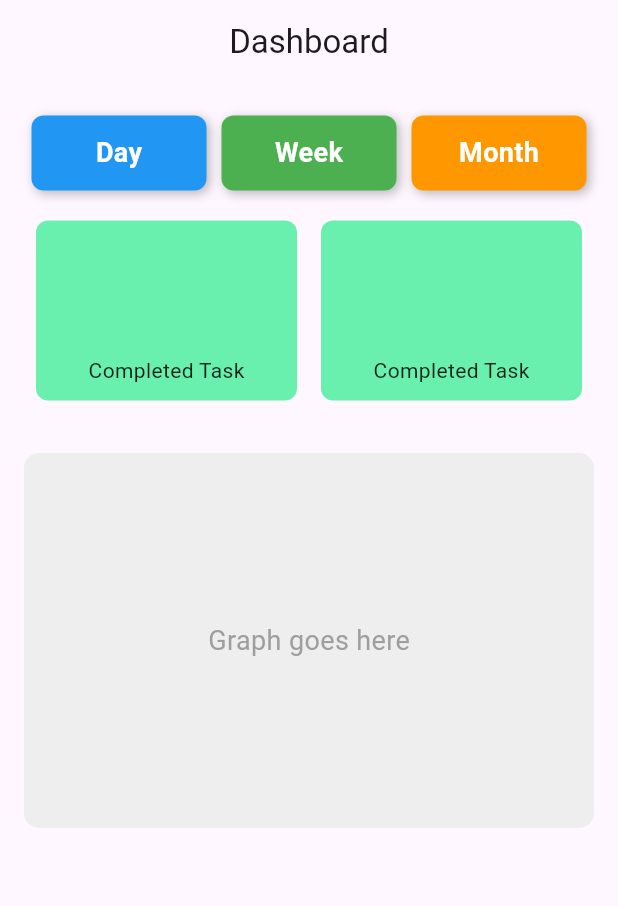
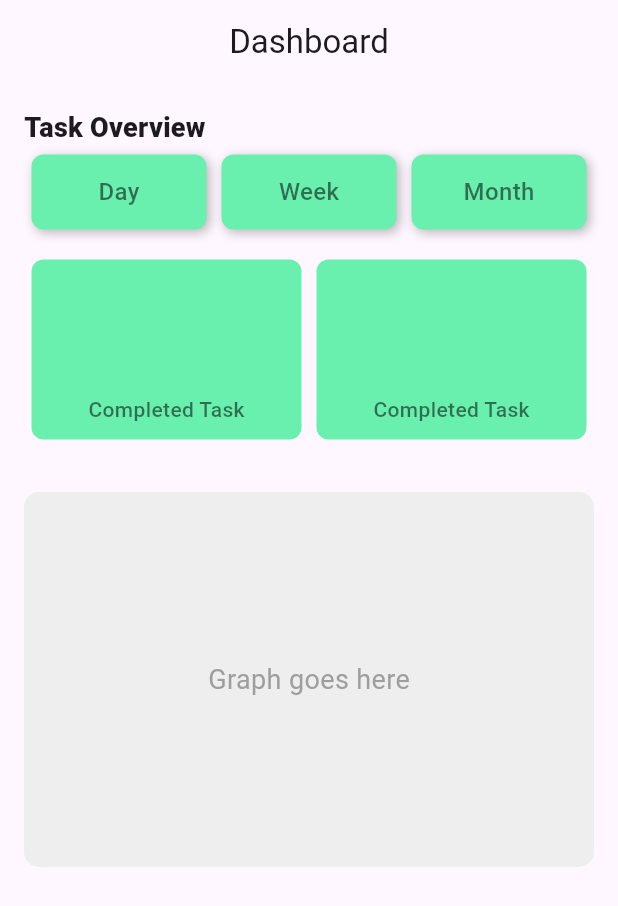
Before and after one commit to byteArrow18/App_Dev_001, a Flutter app: the screen it shows after launch, on a phone screen of 412 x 824 dp. Shown: the top 906 px of the screen. Run offline on Flutter 3.47's test engine with Material 3 defaults, Android fonts, the phone set to English and light mode, and no system bars.

Commit message:
boxes setup

```diff
--- a/lib/main.dart
+++ b/lib/main.dart
@@ -52,13 +52,19 @@ class HomePage extends StatelessWidget {
         child: Column(
           crossAxisAlignment: CrossAxisAlignment.start,
           children: [
+            Text("Task Overview", style: TextStyle(
+              fontSize: 18,
+              fontWeight: FontWeight.w800,
+              letterSpacing: 0.2,
+            ),
+            ),
             // Row with Day, Week, Month buttons
             Row(
               mainAxisAlignment: MainAxisAlignment.spaceBetween,
               children: [
-                _buildTimeBlock("Day", Colors.blue),
-                _buildTimeBlock("Week", Colors.green),
-                _buildTimeBlock("Month", Colors.orange),
+                _buildTimeBlock("Day", Colors.greenAccent),
+                _buildTimeBlock("Week", Colors.greenAccent),
+                _buildTimeBlock("Month", Colors.greenAccent),
               ],
             ),
             Row(
@@ -116,9 +122,9 @@ class HomePage extends StatelessWidget {
             child: Text(
               label,
               style: TextStyle(
-                color: Colors.white,
-                fontSize: 18,
-                fontWeight: FontWeight.bold,
+                color: Colors.black54,
+                fontSize: 16,
+                fontWeight: FontWeight.w500,
               ),
             ),
           ),
@@ -130,7 +136,7 @@ class HomePage extends StatelessWidget {
   Widget _countTaskBlock(String label, Color color) {
     return Expanded(
       child: Container(
-        margin: EdgeInsets.fromLTRB(8, 15, 8, 15),
+        margin: EdgeInsets.fromLTRB(5, 15, 5, 15),
         height: 120,
         decoration: BoxDecoration(
           color: color,
@@ -141,8 +147,9 @@ class HomePage extends StatelessWidget {
           child: Text(
             label,
             style: TextStyle(
-              color: Colors.black87,
+              color: Colors.black54,
               fontSize: 14,
+              fontWeight: FontWeight.w500,
             ),
           ),
         ),
```
